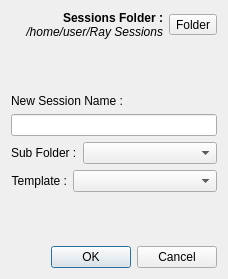
Houston4444/RaySession, file resources/ui/new_session.ui: the form before one commit.
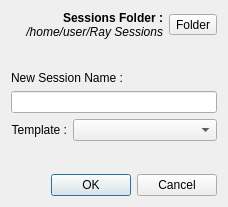
The form after the commit. Icons and pictures are not drawn.

Commit message: new session dialog, remove subfolder combobox, set line edit as last subfolder by default

Diff of the .ui file:
```diff
--- a/resources/ui/new_session.ui
+++ b/resources/ui/new_session.ui
@@ -10,7 +10,7 @@
     <x>0</x>
     <y>0</y>
     <width>228</width>
-    <height>279</height>
+    <height>207</height>
    </rect>
   </property>
   <property name="windowTitle">
@@ -98,26 +98,6 @@
    <item>
     <widget class="QLineEdit" name="lineEdit"/>
    </item>
-   <item>
-    <layout class="QHBoxLayout" name="horizontalLayout_2">
-     <item>
-      <widget class="QLabel" name="labelSubFolder">
-       <property name="sizePolicy">
-        <sizepolicy hsizetype="Fixed" vsizetype="Preferred">
-         <horstretch>0</horstretch>
-         <verstretch>0</verstretch>
-        </sizepolicy>
-       </property>
-       <property name="text">
-        <string>Sub Folder :</string>
-       </property>
-      </widget>
-     </item>
-     <item>
-      <widget class="QComboBox" name="comboBoxSubFolder"/>
-     </item>
-    </layout>
-   </item>
    <item>
     <layout class="QHBoxLayout" name="horizontalLayoutTemplate">
      <item>
```
The commit also changes 2 other files.
